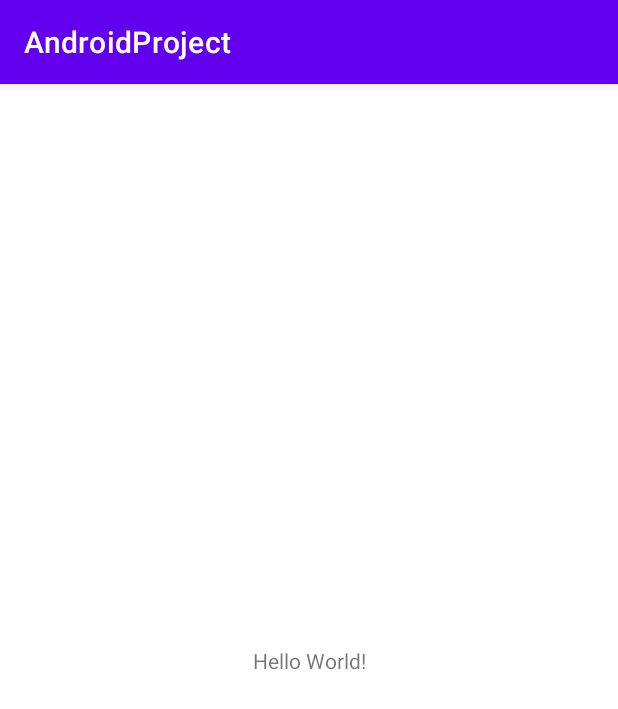
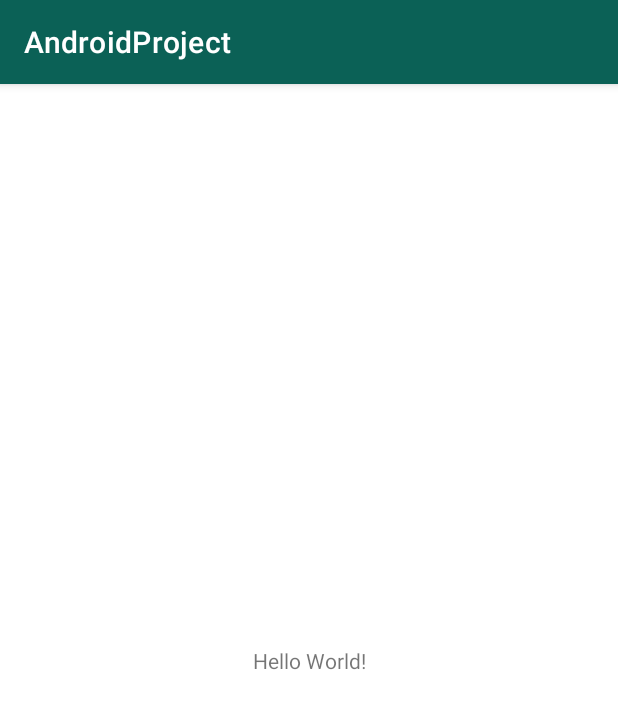
Before and after one commit to ezracoder1/AndoidWhatsUpClone, an Android app: the screen it shows after launch (MainActivity), on a phone screen of 412 x 824 dp. Shown: the top 709 px of the screen. Run offline under Robolectric (Android 15) with nearby library versions, the phone set to English and light mode, and no system bars.

Commit message:
create sign xml

```diff
--- a/app/src/main/res/values/themes.xml
+++ b/app/src/main/res/values/themes.xml
@@ -2,8 +2,8 @@
     <!-- Base application theme. -->
     <style name="Theme.AndroidProject" parent="Theme.MaterialComponents.DayNight.DarkActionBar">
         <!-- Primary brand color. -->
-        <item name="colorPrimary">@color/purple_500</item>
-        <item name="colorPrimaryVariant">@color/purple_700</item>
+        <item name="colorPrimary">@color/colorPrimary</item>
+        <item name="colorPrimaryVariant">@color/colorPrimaryDark</item>
         <item name="colorOnPrimary">@color/white</item>
         <!-- Secondary brand color. -->
         <item name="colorSecondary">@color/teal_200</item>
```
Also changed, not shown: app/src/main/res/values/colors.xml (+21 -0 lines).
